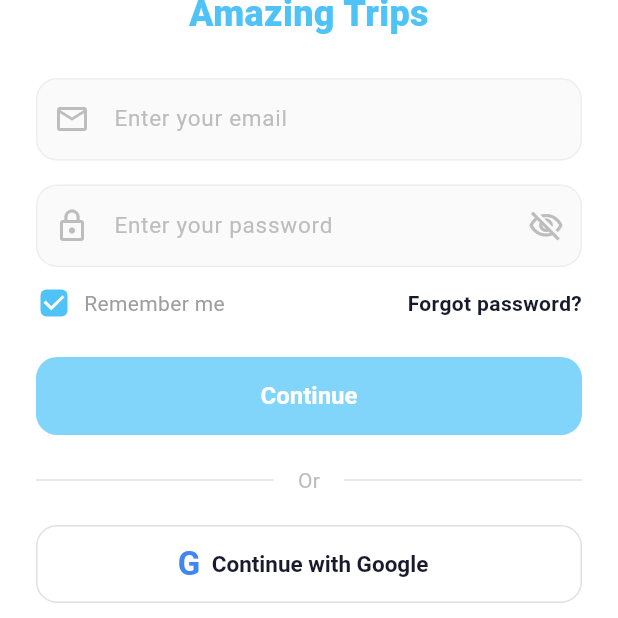
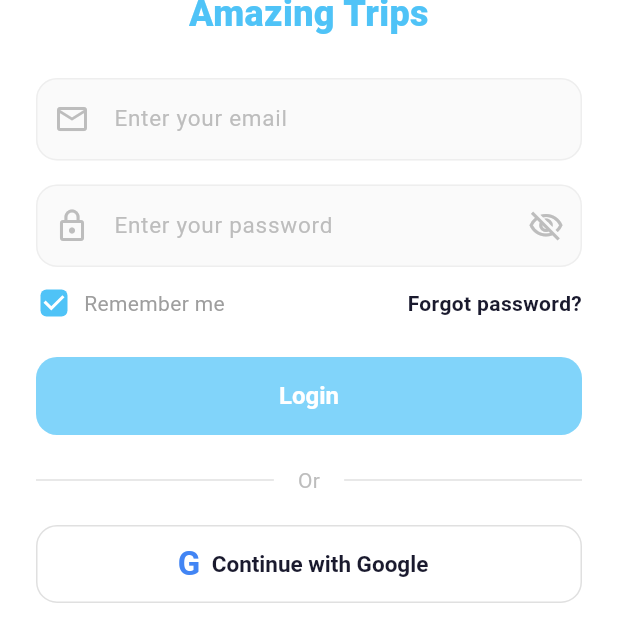
Before and after one commit to altheatomic/hello-vietnam, a Flutter app: the screen it shows after launch, after a tap on "Get Started", on a phone screen of 412 x 824 dp, the part 618-1236 px from its top. Run offline on Flutter 3.47's test engine with Material 3 defaults, Android fonts, the phone set to English and light mode, and no system bars; our stand-ins replace app_links, go_router, google_fonts, shared_preferences, supabase_flutter, video_player; accounts and stored records are empty; network calls fail.

Commit message:
chore: update local gradle java home and login label

```diff
--- a/lib/features/auth/presentation/login_page.dart
+++ b/lib/features/auth/presentation/login_page.dart
@@ -382,7 +382,7 @@ class _LoginPageState extends State<LoginPage> {
             ? const CircularProgressIndicator(
                 valueColor: AlwaysStoppedAnimation<Color>(Colors.white),
               )
-            : const Text('Continue'),
+            : const Text('Login'),
       ),
     );
   }
```
Also changed, not shown: pubspec.lock, 1 other file.
